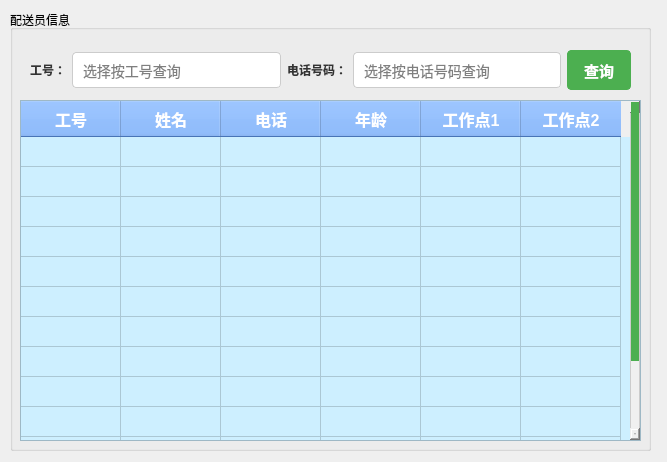
Before: the Qt Designer form modules/admin/admin_search_deliveryman.ui in gfzyl/Parcel-System, drawn with Qt 5.
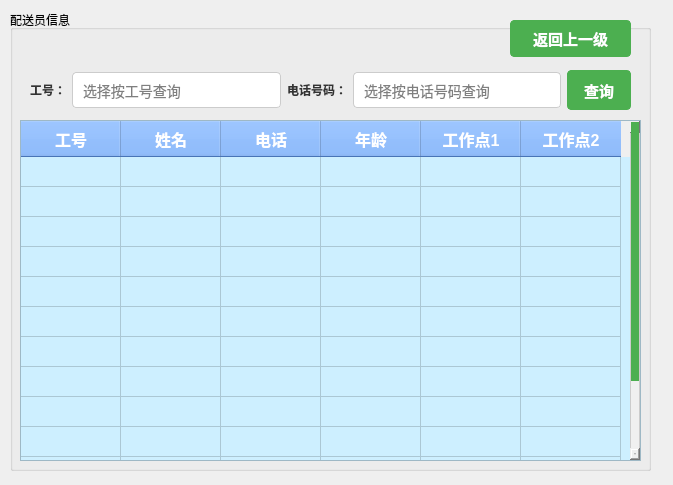
After: the same form once the commit is applied.

```diff
--- a/modules/admin/admin_search_deliveryman.ui
+++ b/modules/admin/admin_search_deliveryman.ui
@@ -6,8 +6,8 @@
    <rect>
     <x>0</x>
     <y>0</y>
-    <width>667</width>
-    <height>462</height>
+    <width>673</width>
+    <height>485</height>
    </rect>
   </property>
   <property name="windowTitle">
@@ -98,7 +98,7 @@
      <x>10</x>
      <y>10</y>
      <width>641</width>
-     <height>441</height>
+     <height>461</height>
     </rect>
    </property>
    <property name="title">
@@ -108,7 +108,7 @@
     <property name="geometry">
      <rect>
       <x>10</x>
-      <y>90</y>
+      <y>110</y>
       <width>621</width>
       <height>341</height>
      </rect>
@@ -224,7 +224,7 @@
     <property name="geometry">
      <rect>
       <x>20</x>
-      <y>40</y>
+      <y>60</y>
       <width>601</width>
       <height>40</height>
      </rect>
@@ -267,6 +267,19 @@
      </item>
     </layout>
    </widget>
+   <widget class="QPushButton" name="returnBtn">
+    <property name="geometry">
+     <rect>
+      <x>500</x>
+      <y>10</y>
+      <width>121</width>
+      <height>37</height>
+     </rect>
+    </property>
+    <property name="text">
+     <string>返回上一级</string>
+    </property>
+   </widget>
   </widget>
  </widget>
  <resources/>
```
